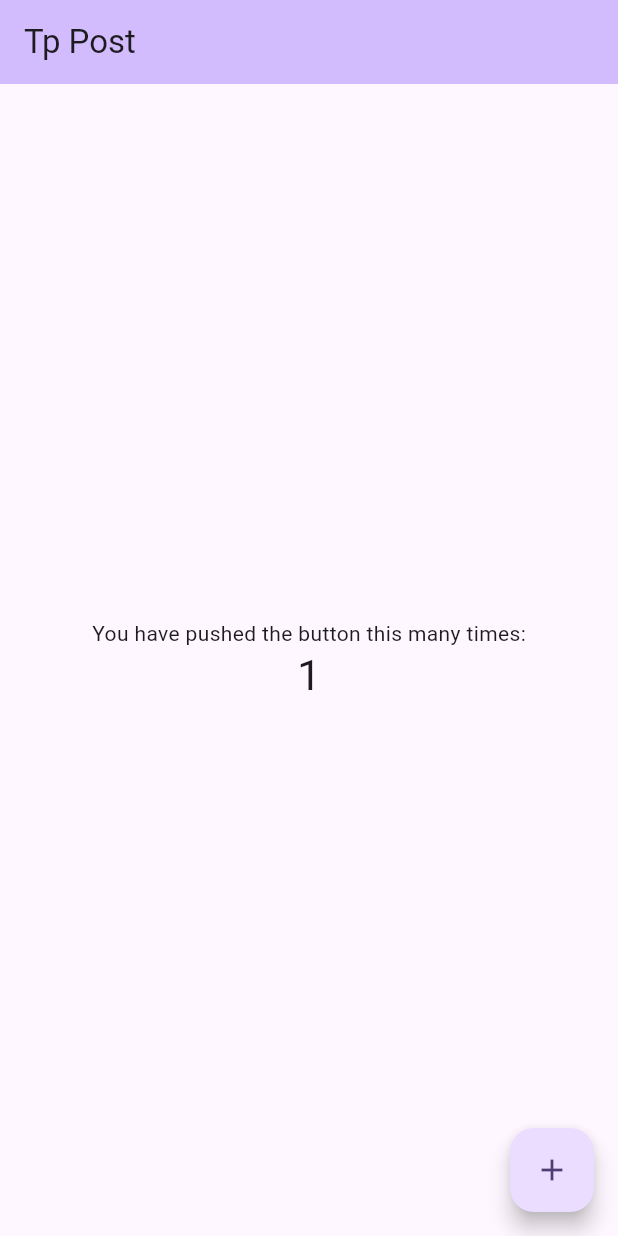
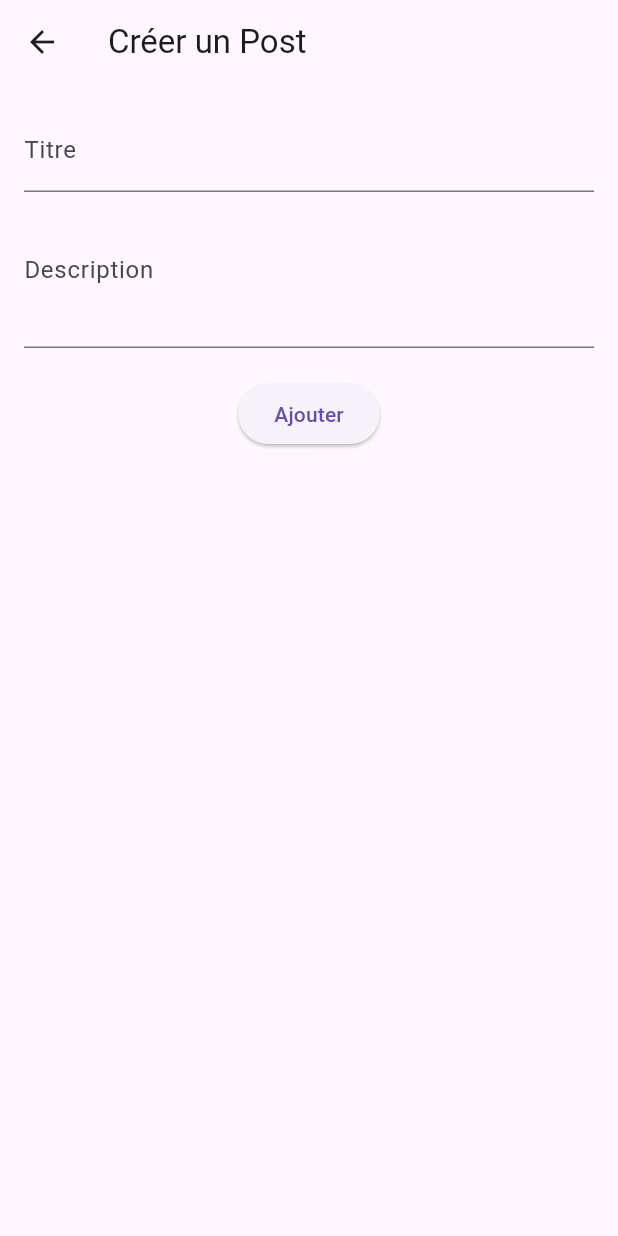
Before and after one commit to HubertZODJIHOUE/tpflutter, a Flutter app: the screen it shows after launch, after a tap on the "add" icon, on a phone screen of 412 x 824 dp. Run offline on Flutter 3.47's test engine with Material 3 defaults, Android fonts, the phone set to English and light mode, and no system bars; our stand-ins replace bloc, flutter_bloc.

Commit message:
feat: post screnn post list and post add

```diff
--- a/lib/main.dart
+++ b/lib/main.dart
@@ -1,4 +1,11 @@
+// main.dart
 import 'package:flutter/material.dart';
+import 'package:flutter_bloc/flutter_bloc.dart';
+import 'package:tp/shared/services/services/repository/posts_repository.dart';
+import 'shared/blocs/posts_bloc/posts_bloc.dart';
+import 'shared/services/posts_data_source/fake_posts_data_source.dart';
+
+import 'posts_screen/posts_screen.dart';
 
 void main() {
   runApp(const MyApp());
@@ -7,119 +14,18 @@ void main() {
 class MyApp extends StatelessWidget {
   const MyApp({super.key});
 
-  // This widget is the root of your application.
   @override
   Widget build(BuildContext context) {
-    return MaterialApp(
-      title: 'Flutter Demo',
-      theme: ThemeData(
-        // This is the theme of your application.
-        //
-        // TRY THIS: Try running your application with "flutter run". You'll see
-        // the application has a purple toolbar. Then, without quitting the app,
-        // try changing the seedColor in the colorScheme below to Colors.green
-        // and then invoke "hot reload" (save your changes or press the "hot
-        // reload" button in a Flutter-supported IDE, or press "r" if you used
-        // the command line to start the app).
-        //
-        // Notice that the counter didn't reset back to zero; the application
-        // state is not lost during the reload. To reset the state, use hot
-        // restart instead.
-        //
-        // This works for code too, not just values: Most code changes can be
-        // tested with just a hot reload.
-        colorScheme: ColorScheme.fromSeed(seedColor: Colors.deepPurple),
-        useMaterial3: true,
+    return RepositoryProvider(
+      create: (_) => PostsRepository(FakePostsDataSource()),
+      child: BlocProvider(
+        create: (context) =>
+            PostsBloc(repository: context.read<PostsRepository>()),
+        child: MaterialApp(
+          debugShowCheckedModeBanner: false,
+          home: const PostsScreen(),
+        ),
       ),
-      home: const MyHomePage(title: 'Tp Post'),
     );
   }
 }
-
-class MyHomePage extends StatefulWidget {
-  const MyHomePage({super.key, required this.title});
-
-  // This widget is the home page of your application. It is stateful, meaning
-  // that it has a State object (defined below) that contains fields that affect
-  // how it looks.
-
-  // This class is the configuration for the state. It holds the values (in this
-  // case the title) provided by the parent (in this case the App widget) and
-  // used by the build method of the State. Fields in a Widget subclass are
-  // always marked "final".
-
-  final String title;
-
-  @override
-  State<MyHomePage> createState() => _MyHomePageState();
-}
-
-class _MyHomePageState extends State<MyHomePage> {
-  int _counter = 0;
-
-  void _incrementCounter() {
-    setState(() {
-      // This call to setState tells the Flutter framework that something has
-      // changed in this State, which causes it to rerun the build method below
-      // so that the display can reflect the updated values. If we changed
-      // _counter without calling setState(), then the build method would not be
-      // called again, and so nothing would appear to happen.
-      _counter++;
-    });
-  }
-
-  @override
-  Widget build(BuildContext context) {
-    // This method is rerun every time setState is called, for instance as done
-    // by the _incrementCounter method above.
-    //
-    // The Flutter framework has been optimized to make rerunning build methods
-    // fast, so that you can just rebuild anything that needs updating rather
-    // than having to individually change instances of widgets.
-    return Scaffold(
-      appBar: AppBar(
-        // TRY THIS: Try changing the color here to a specific color (to
-        // Colors.amber, perhaps?) and trigger a hot reload to see the AppBar
-        // change color while the other colors stay the same.
-        backgroundColor: Theme.of(context).colorScheme.inversePrimary,
-        // Here we take the value from the MyHomePage object that was created by
-        // the App.build method, and use it to set our appbar title.
-        title: Text(widget.title),
-      ),
-      body: Center(
-        // Center is a layout widget. It takes a single child and positions it
-        // in the middle of the parent.
-        child: Column(
-          // Column is also a layout widget. It takes a list of children and
-          // arranges them vertically. By default, it sizes itself to fit its
-          // children horizontally, and tries to be as tall as its parent.
-          //
-          // Column has various properties to control how it sizes itself and
-          // how it positions its children. Here we use mainAxisAlignment to
-          // center the children vertically; the main axis here is the vertical
-          // axis because Columns are vertical (the cross axis would be
-          // horizontal).
-          //
-          // TRY THIS: Invoke "debug painting" (choose the "Toggle Debug Paint"
-          // action in the IDE, or press "p" in the console), to see the
-          // wireframe for each widget.
-          mainAxisAlignment: MainAxisAlignment.center,
-          children: <Widget>[
-            const Text(
-              'You have pushed the button this many times:',
-            ),
-            Text(
-              '$_counter',
-              style: Theme.of(context).textTheme.headlineMedium,
-            ),
-          ],
-        ),
-      ),
-      floatingActionButton: FloatingActionButton(
-        onPressed: _incrementCounter,
-        tooltip: 'Increment',
-        child: const Icon(Icons.add),
-      ), // This trailing comma makes auto-formatting nicer for build methods.
-    );
-  }
-}
--- /dev/null
+++ b/lib/posts_screen/create_post_screen/create_post_screen.dart
@@ -0,0 +1,69 @@
+// posts_screen/create_post_screen/create_post_screen.dart
+import 'package:flutter/material.dart';
+import 'package:flutter_bloc/flutter_bloc.dart';
+import '../../shared/blocs/posts_bloc/posts_bloc.dart';
+import '../../shared/blocs/posts_bloc/posts_event.dart';
+import '../../shared/models/post.dart';
+
+class CreatePostScreen extends StatefulWidget {
+  const CreatePostScreen({super.key});
+
+  @override
+  State<CreatePostScreen> createState() => _CreatePostScreenState();
+}
+
+class _CreatePostScreenState extends State<CreatePostScreen> {
+  final TextEditingController _titleController = TextEditingController();
+  final TextEditingController _descriptionController = TextEditingController();
+
+  void _onCreatePost() {
+    final title = _titleController.text;
+    final description = _descriptionController.text;
+
+    if (title.isEmpty || description.isEmpty) {
+      ScaffoldMessenger.of(context).showSnackBar(
+        const SnackBar(content: Text('Veuillez remplir tous les champs.')),
+      );
+      return;
+    }
+
+    final newPost = Post(
+      id: DateTime.now().toString(), // ID unique
+      title: title,
+      description: description,
+    );
+
+    context.read<PostsBloc>().add(CreatePost(newPost));
+    Navigator.pop(context); // Retour à l'écran précédent
+  }
+
+  @override
+  Widget build(BuildContext context) {
+    return Scaffold(
+      appBar: AppBar(
+        title: const Text('Créer un Post'),
+      ),
+      body: Padding(
+        padding: const EdgeInsets.all(16.0),
+        child: Column(
+          children: [
+            TextField(
+              controller: _titleController,
+              decoration: const InputDecoration(labelText: 'Titre'),
+            ),
+            TextField(
+              controller: _descriptionController,
+              decoration: const InputDecoration(labelText: 'Description'),
+              maxLines: 3,
+            ),
+            const SizedBox(height: 20),
+            ElevatedButton(
+              onPressed: _onCreatePost,
+              child: const Text('Ajouter'),
+            ),
+          ],
+        ),
+      ),
+    );
+  }
+}
--- /dev/null
+++ b/lib/posts_screen/posts_screen.dart
@@ -0,0 +1,56 @@
+// posts_screen/posts_screen.dart
+import 'package:flutter/material.dart';
+import 'package:flutter_bloc/flutter_bloc.dart';
+import '../shared/blocs/posts_bloc/posts_bloc.dart';
+import '../shared/blocs/posts_bloc/posts_event.dart';
+import '../shared/blocs/posts_bloc/posts_state.dart';
+import '../shared/models/post.dart';
+import 'widgets/post_list_item.dart';
+import 'create_post_screen/create_post_screen.dart';
+
+class PostsScreen extends StatelessWidget {
+  const PostsScreen({super.key});
+
+  @override
+  Widget build(BuildContext context) {
+    return Scaffold(
+      appBar: AppBar(
+        title: const Text('Liste des Posts'),
+      ),
+      floatingActionButton: FloatingActionButton(
+        onPressed: () {
+          Navigator.push(
+            context,
+            MaterialPageRoute(builder: (_) => const CreatePostScreen()),
+          );
+        },
+        child: const Icon(Icons.add),
+      ),
+      body: BlocBuilder<PostsBloc, PostsState>(
+        builder: (context, state) {
+          switch (state.status) {
+            case PostsStatus.loading:
+              return const Center(child: CircularProgressIndicator());
+            case PostsStatus.error:
+              return Center(
+                child: Text('Erreur : ${state.errorMessage}'),
+              );
+            case PostsStatus.success:
+              if (state.posts.isEmpty) {
+                return const Center(child: Text('Aucun post disponible.'));
+              }
+              return ListView.builder(
+                itemCount: state.posts.length,
+                itemBuilder: (context, index) {
+                  final post = state.posts[index];
+                  return PostListItem(post: post);
+                },
+              );
+            default:
+              return const Center(child: Text('État initial'));
+          }
+        },
+      ),
+    );
+  }
+}
```
Also changed, not shown: lib/posts_screen/post_detail_screen/post_detail_screen.dart (added, +67 -0 lines), lib/posts_screen/widgets/post_list_item.dart (added, +26 -0 lines).
